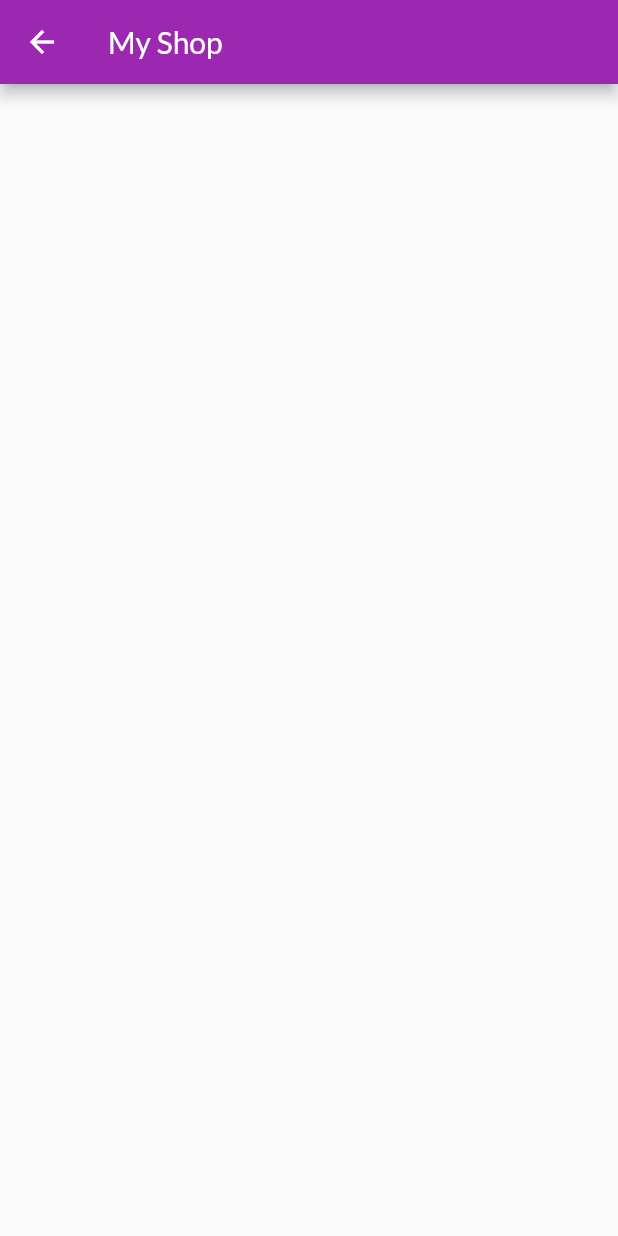
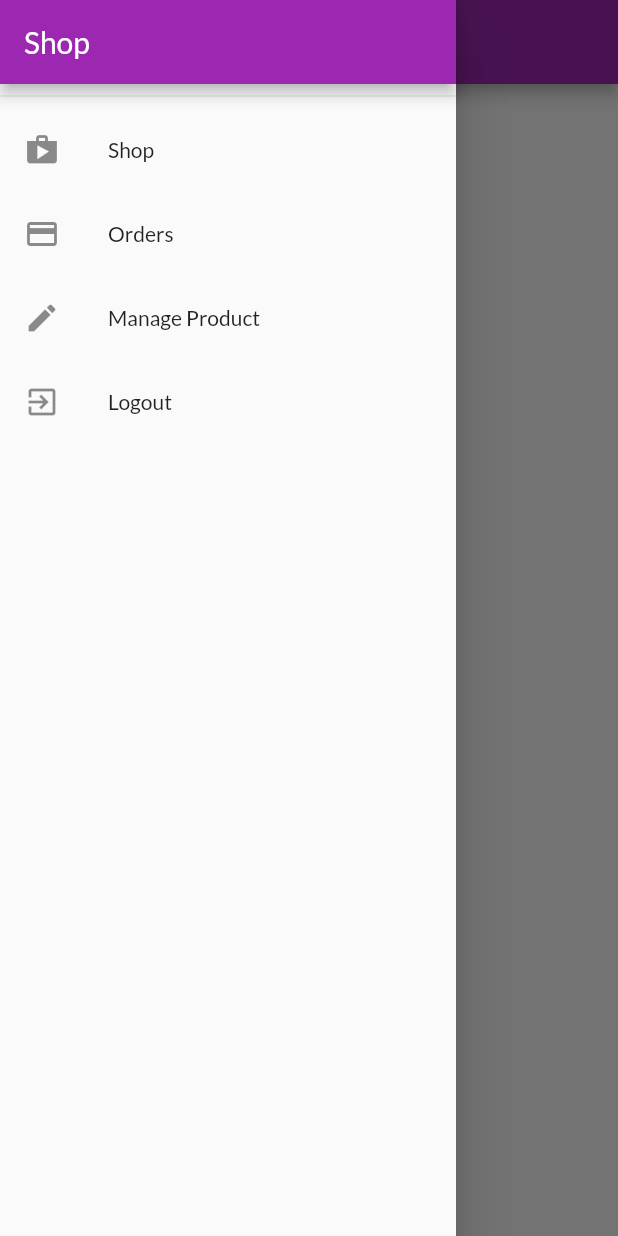
Before and after one commit to Ahmed2120/my-shop, a Flutter app: the ProductOverview screen opened by its route, with the side drawer open (before the commit the screen has no drawer), on a phone screen of 412 x 824 dp. Run offline on Flutter 3.47's test engine with Material 2 defaults, Android fonts, the phone set to English and light mode, and no system bars; our stand-ins replace shared_preferences; accounts and stored records are empty.

Commit message:
second commit

```diff
--- a/lib/screens/orders_screen.dart
+++ b/lib/screens/orders_screen.dart
@@ -1,10 +1,14 @@
 import 'package:flutter/material.dart';
+import '../widgets/app_drawer.dart';
 
 class OrdersScreen extends StatelessWidget {
   static const routeName = '/Orders-screen';
 
   @override
   Widget build(BuildContext context) {
-    return Container();
+    return Scaffold(
+      appBar: AppBar(),
+      drawer: AppDrawer(),
+    );
   }
 }
--- a/lib/screens/product_overview_screen.dart
+++ b/lib/screens/product_overview_screen.dart
@@ -1,4 +1,5 @@
 import 'package:flutter/material.dart';
+import 'package:my_shop/widgets/app_drawer.dart';
 
 class ProductOverview extends StatefulWidget {
   static const routeName = '/Product-overview';
@@ -14,6 +15,7 @@ class _ProductOverviewState extends State<ProductOverview> {
       appBar: AppBar(
         title: Text('My Shop'),
       ),
+      drawer: AppDrawer(),
     );
   }
 }
--- a/lib/screens/user_products_screen.dart
+++ b/lib/screens/user_products_screen.dart
@@ -1,10 +1,14 @@
 import 'package:flutter/material.dart';
+import 'package:my_shop/widgets/app_drawer.dart';
 
 class UserProduct extends StatelessWidget {
   static const routeName = '/User-product';
 
   @override
   Widget build(BuildContext context) {
-    return Container();
+    return Scaffold(
+      appBar: AppBar(),
+      drawer: AppDrawer(),
+    );
   }
 }
--- a/lib/widgets/app_drawer.dart
+++ b/lib/widgets/app_drawer.dart
@@ -0,0 +1,48 @@
+import 'package:flutter/material.dart';
+import 'package:my_shop/providers/auth.dart';
+import 'package:my_shop/screens/orders_screen.dart';
+import 'package:my_shop/screens/user_products_screen.dart';
+import 'package:provider/provider.dart';
+
+class AppDrawer extends StatelessWidget {
+  const AppDrawer({Key? key}) : super(key: key);
+
+  @override
+  Widget build(BuildContext context) {
+    return Drawer(
+      child: Column(
+        children: [
+          AppBar(
+            title: Text('Shop'),
+            automaticallyImplyLeading: false,
+          ),
+          Divider(),
+          ListTile(
+            title: Text('Shop'),
+            leading: Icon(Icons.shop),
+            onTap: ()=> Navigator.of(context).pushReplacementNamed('/'),
+          ),
+          ListTile(
+            title: Text('Orders'),
+            leading: Icon(Icons.payment),
+            onTap: ()=> Navigator.of(context).pushReplacementNamed(OrdersScreen.routeName),
+          ),
+          ListTile(
+            title: Text('Manage Product'),
+            leading: Icon(Icons.edit),
+            onTap: ()=> Navigator.of(context).pushReplacementNamed(UserProduct.routeName),
+          ),
+          ListTile(
+            title: Text('Logout'),
+            leading: Icon(Icons.exit_to_app),
+            onTap: (){
+              Navigator.of(context).pop();
+              Navigator.of(context).pushReplacementNamed('/');
+              Provider.of<Auth>(context, listen: false).logout();
+            },
+          ),
+        ],
+      ),
+    );
+  }
+}
```
